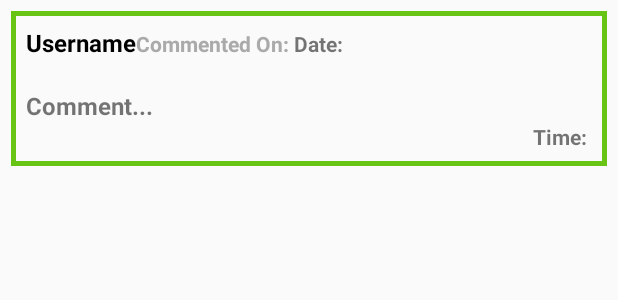
After one commit to phemmati/BookGraph, an Android app: the layout all_comments_layout.xml on its own in the app's theme, with its tools: preview values and no code run, on a phone screen of 412 x 824 dp. The commit adds this screen. Shown: the top 300 px of the screen. Run offline under Robolectric (Android 15) with nearby library versions, the phone set to English and light mode, and no system bars.

Commit message:
Comments done

```diff
--- a/app/src/main/AndroidManifest.xml
+++ b/app/src/main/AndroidManifest.xml
@@ -13,8 +13,10 @@
         android:roundIcon="@mipmap/ic_launcher_round"
         android:supportsRtl="true"
         android:theme="@style/AppTheme">
-        <activity android:name=".FindFriendsActivity"
-            android:parentActivityName=".MainActivity"></activity>
+        <activity android:name=".CommentsActivity"></activity>
+        <activity
+            android:name=".FindFriendsActivity"
+            android:parentActivityName=".MainActivity" />
         <activity android:name=".ProfileActivity" />
         <activity
             android:name=".SettingsActivity"
--- a/app/src/main/res/layout/activity_main.xml
+++ b/app/src/main/res/layout/activity_main.xml
@@ -4,6 +4,7 @@
     xmlns:tools="http://schemas.android.com/tools"
     android:id="@+id/drawable_layout"
     android:layout_width="match_parent"
+    android:background="@color/mainBackground"
     android:layout_height="match_parent"
     tools:context=".MainActivity">
 
--- /dev/null
+++ b/app/src/main/res/layout/all_comments_layout.xml
@@ -0,0 +1,79 @@
+<?xml version="1.0" encoding="utf-8"?>
+<RelativeLayout
+    xmlns:android="http://schemas.android.com/apk/res/android" android:layout_width="match_parent"
+    android:layout_height="wrap_content">
+
+    <LinearLayout
+        android:layout_width="match_parent"
+        android:layout_height="wrap_content"
+        android:orientation="vertical"
+        android:layout_margin="7dp"
+        android:background="@drawable/post_border">
+
+        <LinearLayout
+            android:layout_width="match_parent"
+            android:layout_height="wrap_content"
+            android:orientation="horizontal"
+            android:layout_margin="10dp">
+
+            <TextView
+                android:id="@+id/comment_username"
+                android:layout_width="wrap_content"
+                android:layout_height="wrap_content"
+                android:text="Username"
+                android:textColor="@android:color/black"
+                android:textStyle="bold"
+                android:textSize="16sp"/>
+
+            <TextView
+                android:id="@+id/simple_text"
+                android:layout_width="wrap_content"
+                android:layout_height="wrap_content"
+                android:text="Commented On: "
+                android:textColor="@android:color/darker_gray"
+                android:textStyle="bold"
+                android:textSize="14sp"/>
+
+            <TextView
+                android:id="@+id/comment_date"
+                android:layout_width="wrap_content"
+                android:layout_height="wrap_content"
+                android:text="Date: "
+                android:textStyle="bold"
+                android:textSize="14sp"/>
+
+
+        </LinearLayout>
+
+        <LinearLayout
+            android:layout_width="match_parent"
+            android:layout_height="wrap_content"
+            android:orientation="vertical"
+            android:layout_margin="10dp">
+
+            <TextView
+                android:id="@+id/comment_text"
+                android:layout_width="wrap_content"
+                android:layout_height="wrap_content"
+                android:text="Comment... "
+                android:textStyle="bold"
+                android:textSize="16sp"/>
+
+
+            <TextView
+                android:id="@+id/comment_time"
+                android:layout_width="match_parent"
+                android:layout_height="wrap_content"
+                android:text="Time: "
+                android:textAlignment="viewEnd"
+                android:textSize="14sp"
+                android:textStyle="bold" />
+
+        </LinearLayout>
+
+
+
+
+    </LinearLayout>
+
+</RelativeLayout>
--- a/app/src/main/res/values/colors.xml
+++ b/app/src/main/res/values/colors.xml
@@ -4,4 +4,6 @@
     <color name="colorPrimaryDark">#67c415</color>
     <color name="colorAccent">#E9EBEE</color>
     <color name="colorProfile">#3B4041</color>
+    <color name="mainBackground">#D7D7D7</color>
+
 </resources>
```
Also changed, not shown: app/src/main/java/com/example/bookgraph/Comments.java (added, +49 -0 lines), app/src/main/java/com/example/bookgraph/CommentsActivity.java (added, +199 -0 lines), app/src/main/java/com/example/bookgraph/MainActivity.java (+87 -1 lines), app/src/main/res/layout/activity_comments.xml (added, +56 -0 lines), app/src/main/res/layout/all_posts_layout.xml (+39 -0 lines), app/src/main/res/drawable/comment.png (added), app/src/main/res/drawable/dislike.png (added), app/src/main/res/drawable/like.png (added), app/src/main/res/drawable/post_comment.png (added).
